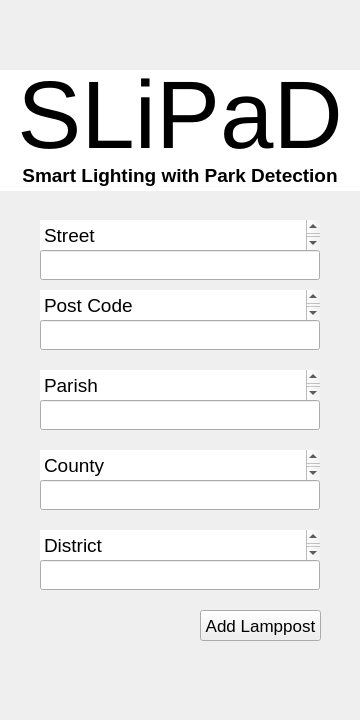
This is app/slipad/addLamp.ui in ESRGgroup9/slipad as Qt 5 draws it before an edit. The edited form follows.
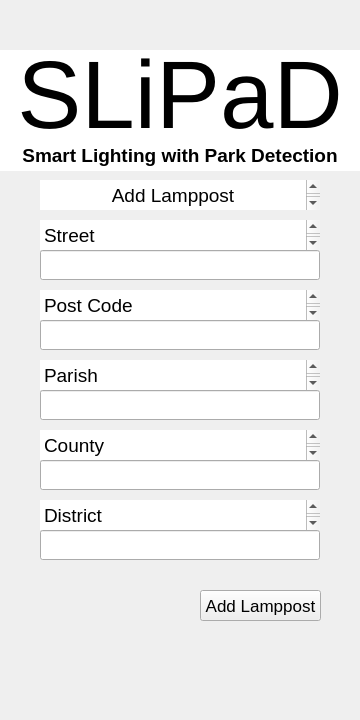
This is the edited form. Icons and pictures are not drawn.

Patch:
```diff
--- a/app/slipad/addLamp.ui
+++ b/app/slipad/addLamp.ui
@@ -595,7 +595,7 @@
     <property name="geometry">
      <rect>
       <x>0</x>
-      <y>70</y>
+      <y>50</y>
       <width>360</width>
       <height>101</height>
      </rect>
@@ -618,7 +618,7 @@
     <property name="geometry">
      <rect>
       <x>0</x>
-      <y>160</y>
+      <y>140</y>
       <width>360</width>
       <height>31</height>
      </rect>
@@ -2463,7 +2463,7 @@
     <property name="geometry">
      <rect>
       <x>200</x>
-      <y>610</y>
+      <y>590</y>
       <width>121</width>
       <height>31</height>
      </rect>
@@ -3089,7 +3089,7 @@
     <property name="geometry">
      <rect>
       <x>40</x>
-      <y>400</y>
+      <y>390</y>
       <width>280</width>
       <height>30</height>
      </rect>
@@ -3100,14 +3100,14 @@
      </font>
     </property>
     <property name="echoMode">
-     <enum>QLineEdit::Password</enum>
+     <enum>QLineEdit::Normal</enum>
     </property>
    </widget>
    <widget class="QTextBrowser" name="parish_txt">
     <property name="geometry">
      <rect>
       <x>40</x>
-      <y>370</y>
+      <y>360</y>
       <width>280</width>
       <height>30</height>
      </rect>
@@ -3713,7 +3713,7 @@
     <property name="geometry">
      <rect>
       <x>40</x>
-      <y>450</y>
+      <y>430</y>
       <width>280</width>
       <height>30</height>
      </rect>
@@ -4319,7 +4319,7 @@
     <property name="geometry">
      <rect>
       <x>40</x>
-      <y>480</y>
+      <y>460</y>
       <width>280</width>
       <height>30</height>
      </rect>
@@ -4330,36 +4330,36 @@
      </font>
     </property>
     <property name="echoMode">
-     <enum>QLineEdit::Password</enum>
+     <enum>QLineEdit::Normal</enum>
     </property>
    </widget>
    <widget class="QLineEdit" name="district">
     <property name="geometry">
      <rect>
       <x>40</x>
-      <y>560</y>
-      <width>280</width>
-      <height>30</height>
-     </rect>
-    </property>
-    <property name="font">
-     <font>
-      <pointsize>10</pointsize>
-     </font>
-    </property>
-    <property name="echoMode">
-     <enum>QLineEdit::Password</enum>
-    </property>
-   </widget>
-   <widget class="QTextBrowser" name="district_txt">
-    <property name="geometry">
-     <rect>
-      <x>40</x>
       <y>530</y>
       <width>280</width>
       <height>30</height>
      </rect>
     </property>
+    <property name="font">
+     <font>
+      <pointsize>10</pointsize>
+     </font>
+    </property>
+    <property name="echoMode">
+     <enum>QLineEdit::Normal</enum>
+    </property>
+   </widget>
+   <widget class="QTextBrowser" name="district_txt">
+    <property name="geometry">
+     <rect>
+      <x>40</x>
+      <y>500</y>
+      <width>280</width>
+      <height>30</height>
+     </rect>
+    </property>
     <property name="palette">
      <palette>
       <active>
@@ -4957,6 +4957,612 @@
      <set>Qt::LinksAccessibleByKeyboard|Qt::LinksAccessibleByMouse</set>
     </property>
    </widget>
+   <widget class="QTextBrowser" name="add_lamp_txt">
+    <property name="geometry">
+     <rect>
+      <x>40</x>
+      <y>180</y>
+      <width>280</width>
+      <height>30</height>
+     </rect>
+    </property>
+    <property name="palette">
+     <palette>
+      <active>
+       <colorrole role="WindowText">
+        <brush brushstyle="SolidPattern">
+         <color alpha="255">
+          <red>0</red>
+          <green>0</green>
+          <blue>0</blue>
+         </color>
+        </brush>
+       </colorrole>
+       <colorrole role="Button">
+        <brush brushstyle="SolidPattern">
+         <color alpha="255">
+          <red>239</red>
+          <green>239</green>
+          <blue>239</blue>
+         </color>
+        </brush>
+       </colorrole>
+       <colorrole role="Light">
+        <brush brushstyle="SolidPattern">
+         <color alpha="255">
+          <red>255</red>
+          <green>255</green>
+          <blue>255</blue>
+         </color>
+        </brush>
+       </colorrole>
+       <colorrole role="Midlight">
+        <brush brushstyle="SolidPattern">
+         <color alpha="255">
+          <red>202</red>
+          <green>202</green>
+          <blue>202</blue>
+         </color>
+        </brush>
+       </colorrole>
+       <colorrole role="Dark">
+        <brush brushstyle="SolidPattern">
+         <color alpha="255">
+          <red>159</red>
+          <green>159</green>
+          <blue>159</blue>
+         </color>
+        </brush>
+       </colorrole>
+       <colorrole role="Mid">
+        <brush brushstyle="SolidPattern">
+         <color alpha="255">
+          <red>184</red>
+          <green>184</green>
+          <blue>184</blue>
+         </color>
+        </brush>
+       </colorrole>
+       <colorrole role="Text">
+        <brush brushstyle="SolidPattern">
+         <color alpha="255">
+          <red>0</red>
+          <green>0</green>
+          <blue>0</blue>
+         </color>
+        </brush>
+       </colorrole>
+       <colorrole role="BrightText">
+        <brush brushstyle="SolidPattern">
+         <color alpha="255">
+          <red>255</red>
+          <green>255</green>
+          <blue>255</blue>
+         </color>
+        </brush>
+       </colorrole>
+       <colorrole role="ButtonText">
+        <brush brushstyle="SolidPattern">
+         <color alpha="255">
+          <red>0</red>
+          <green>0</green>
+          <blue>0</blue>
+         </color>
+        </brush>
+       </colorrole>
+       <colorrole role="Base">
+        <brush brushstyle="SolidPattern">
+         <color alpha="255">
+          <red>255</red>
+          <green>255</green>
+          <blue>255</blue>
+         </color>
+        </brush>
+       </colorrole>
+       <colorrole role="Window">
+        <brush brushstyle="SolidPattern">
+         <color alpha="255">
+          <red>255</red>
+          <green>255</green>
+          <blue>255</blue>
+         </color>
+        </brush>
+       </colorrole>
+       <colorrole role="Shadow">
+        <brush brushstyle="SolidPattern">
+         <color alpha="255">
+          <red>118</red>
+          <green>118</green>
+          <blue>118</blue>
+         </color>
+        </brush>
+       </colorrole>
+       <colorrole role="Highlight">
+        <brush brushstyle="SolidPattern">
+         <color alpha="255">
+          <red>48</red>
+          <green>140</green>
+          <blue>198</blue>
+         </color>
+        </brush>
+       </colorrole>
+       <colorrole role="HighlightedText">
+        <brush brushstyle="SolidPattern">
+         <color alpha="255">
+          <red>255</red>
+          <green>255</green>
+          <blue>255</blue>
+         </color>
+        </brush>
+       </colorrole>
+       <colorrole role="Link">
+        <brush brushstyle="SolidPattern">
+         <color alpha="255">
+          <red>0</red>
+          <green>0</green>
+          <blue>255</blue>
+         </color>
+        </brush>
+       </colorrole>
+       <colorrole role="LinkVisited">
+        <brush brushstyle="SolidPattern">
+         <color alpha="255">
+          <red>255</red>
+          <green>0</green>
+          <blue>255</blue>
+         </color>
+        </brush>
+       </colorrole>
+       <colorrole role="AlternateBase">
+        <brush brushstyle="SolidPattern">
+         <color alpha="255">
+          <red>247</red>
+          <green>247</green>
+          <blue>247</blue>
+         </color>
+        </brush>
+       </colorrole>
+       <colorrole role="NoRole">
+        <brush brushstyle="NoBrush">
+         <color alpha="255">
+          <red>0</red>
+          <green>0</green>
+          <blue>0</blue>
+         </color>
+        </brush>
+       </colorrole>
+       <colorrole role="ToolTipBase">
+        <brush brushstyle="SolidPattern">
+         <color alpha="255">
+          <red>255</red>
+          <green>255</green>
+          <blue>220</blue>
+         </color>
+        </brush>
+       </colorrole>
+       <colorrole role="ToolTipText">
+        <brush brushstyle="SolidPattern">
+         <color alpha="255">
+          <red>0</red>
+          <green>0</green>
+          <blue>0</blue>
+         </color>
+        </brush>
+       </colorrole>
+       <colorrole role="PlaceholderText">
+        <brush brushstyle="SolidPattern">
+         <color alpha="128">
+          <red>0</red>
+          <green>0</green>
+          <blue>0</blue>
+         </color>
+        </brush>
+       </colorrole>
+      </active>
+      <inactive>
+       <colorrole role="WindowText">
+        <brush brushstyle="SolidPattern">
+         <color alpha="255">
+          <red>0</red>
+          <green>0</green>
+          <blue>0</blue>
+         </color>
+        </brush>
+       </colorrole>
+       <colorrole role="Button">
+        <brush brushstyle="SolidPattern">
+         <color alpha="255">
+          <red>239</red>
+          <green>239</green>
+          <blue>239</blue>
+         </color>
+        </brush>
+       </colorrole>
+       <colorrole role="Light">
+        <brush brushstyle="SolidPattern">
+         <color alpha="255">
+          <red>255</red>
+          <green>255</green>
+          <blue>255</blue>
+         </color>
+        </brush>
+       </colorrole>
+       <colorrole role="Midlight">
+        <brush brushstyle="SolidPattern">
+         <color alpha="255">
+          <red>202</red>
+          <green>202</green>
+          <blue>202</blue>
+         </color>
+        </brush>
+       </colorrole>
+       <colorrole role="Dark">
+        <brush brushstyle="SolidPattern">
+         <color alpha="255">
+          <red>159</red>
+          <green>159</green>
+          <blue>159</blue>
+         </color>
+        </brush>
+       </colorrole>
+       <colorrole role="Mid">
+        <brush brushstyle="SolidPattern">
+         <color alpha="255">
+          <red>184</red>
+          <green>184</green>
+          <blue>184</blue>
+         </color>
+        </brush>
+       </colorrole>
+       <colorrole role="Text">
+        <brush brushstyle="SolidPattern">
+         <color alpha="255">
+          <red>0</red>
+          <green>0</green>
+          <blue>0</blue>
+         </color>
+        </brush>
+       </colorrole>
+       <colorrole role="BrightText">
+        <brush brushstyle="SolidPattern">
+         <color alpha="255">
+          <red>255</red>
+          <green>255</green>
+          <blue>255</blue>
+         </color>
+        </brush>
+       </colorrole>
+       <colorrole role="ButtonText">
+        <brush brushstyle="SolidPattern">
+         <color alpha="255">
+          <red>0</red>
+          <green>0</green>
+          <blue>0</blue>
+         </color>
+        </brush>
+       </colorrole>
+       <colorrole role="Base">
+        <brush brushstyle="SolidPattern">
+         <color alpha="255">
+          <red>255</red>
+          <green>255</green>
+          <blue>255</blue>
+         </color>
+        </brush>
+       </colorrole>
+       <colorrole role="Window">
+        <brush brushstyle="SolidPattern">
+         <color alpha="255">
+          <red>239</red>
+          <green>239</green>
+          <blue>239</blue>
+         </color>
+        </brush>
+       </colorrole>
+       <colorrole role="Shadow">
+        <brush brushstyle="SolidPattern">
+         <color alpha="255">
+          <red>118</red>
+          <green>118</green>
+          <blue>118</blue>
+         </color>
+        </brush>
+       </colorrole>
+       <colorrole role="Highlight">
+        <brush brushstyle="SolidPattern">
+         <color alpha="255">
+          <red>48</red>
+          <green>140</green>
+          <blue>198</blue>
+         </color>
+        </brush>
+       </colorrole>
+       <colorrole role="HighlightedText">
+        <brush brushstyle="SolidPattern">
+         <color alpha="255">
+          <red>255</red>
+          <green>255</green>
+          <blue>255</blue>
+         </color>
+        </brush>
+       </colorrole>
+       <colorrole role="Link">
+        <brush brushstyle="SolidPattern">
+         <color alpha="255">
+          <red>0</red>
+          <green>0</green>
+          <blue>255</blue>
+         </color>
+        </brush>
+       </colorrole>
+       <colorrole role="LinkVisited">
+        <brush brushstyle="SolidPattern">
+         <color alpha="255">
+          <red>255</red>
+          <green>0</green>
+          <blue>255</blue>
+         </color>
+        </brush>
+       </colorrole>
+       <colorrole role="AlternateBase">
+        <brush brushstyle="SolidPattern">
+         <color alpha="255">
+          <red>247</red>
+          <green>247</green>
+          <blue>247</blue>
+         </color>
+        </brush>
+       </colorrole>
+       <colorrole role="NoRole">
+        <brush brushstyle="NoBrush">
+         <color alpha="255">
+          <red>0</red>
+          <green>0</green>
+          <blue>0</blue>
+         </color>
+        </brush>
+       </colorrole>
+       <colorrole role="ToolTipBase">
+        <brush brushstyle="SolidPattern">
+         <color alpha="255">
+          <red>255</red>
+          <green>255</green>
+          <blue>220</blue>
+         </color>
+        </brush>
+       </colorrole>
+       <colorrole role="ToolTipText">
+        <brush brushstyle="SolidPattern">
+         <color alpha="255">
+          <red>0</red>
+          <green>0</green>
+          <blue>0</blue>
+         </color>
+        </brush>
+       </colorrole>
+       <colorrole role="PlaceholderText">
+        <brush brushstyle="SolidPattern">
+         <color alpha="128">
+          <red>0</red>
+          <green>0</green>
+          <blue>0</blue>
+         </color>
+        </brush>
+       </colorrole>
+      </inactive>
+      <disabled>
+       <colorrole role="WindowText">
+        <brush brushstyle="SolidPattern">
+         <color alpha="255">
+          <red>190</red>
+          <green>190</green>
+          <blue>190</blue>
+         </color>
+        </brush>
+       </colorrole>
+       <colorrole role="Button">
+        <brush brushstyle="SolidPattern">
+         <color alpha="255">
+          <red>239</red>
+          <green>239</green>
+          <blue>239</blue>
+         </color>
+        </brush>
+       </colorrole>
+       <colorrole role="Light">
+        <brush brushstyle="SolidPattern">
+         <color alpha="255">
+          <red>255</red>
+          <green>255</green>
+          <blue>255</blue>
+         </color>
+        </brush>
+       </colorrole>
+       <colorrole role="Midlight">
+        <brush brushstyle="SolidPattern">
+         <color alpha="255">
+          <red>202</red>
+          <green>202</green>
+          <blue>202</blue>
+         </color>
+        </brush>
+       </colorrole>
+       <colorrole role="Dark">
+        <brush brushstyle="SolidPattern">
+         <color alpha="255">
+          <red>190</red>
+          <green>190</green>
+          <blue>190</blue>
+         </color>
+        </brush>
+       </colorrole>
+       <colorrole role="Mid">
+        <brush brushstyle="SolidPattern">
+         <color alpha="255">
+          <red>184</red>
+          <green>184</green>
+          <blue>184</blue>
+         </color>
+        </brush>
+       </colorrole>
+       <colorrole role="Text">
+        <brush brushstyle="SolidPattern">
+         <color alpha="255">
+          <red>190</red>
+          <green>190</green>
+          <blue>190</blue>
+         </color>
+        </brush>
+       </colorrole>
+       <colorrole role="BrightText">
+        <brush brushstyle="SolidPattern">
+         <color alpha="255">
+          <red>255</red>
+          <green>255</green>
+          <blue>255</blue>
+         </color>
+        </brush>
+       </colorrole>
+       <colorrole role="ButtonText">
+        <brush brushstyle="SolidPattern">
+         <color alpha="255">
+          <red>190</red>
+          <green>190</green>
+          <blue>190</blue>
+         </color>
+        </brush>
+       </colorrole>
+       <colorrole role="Base">
+        <brush brushstyle="SolidPattern">
+         <color alpha="255">
+          <red>239</red>
+          <green>239</green>
+          <blue>239</blue>
+         </color>
+        </brush>
+       </colorrole>
+       <colorrole role="Window">
+        <brush brushstyle="SolidPattern">
+         <color alpha="255">
+          <red>255</red>
+          <green>255</green>
+          <blue>255</blue>
+         </color>
+        </brush>
+       </colorrole>
+       <colorrole role="Shadow">
+        <brush brushstyle="SolidPattern">
+         <color alpha="255">
+          <red>177</red>
+          <green>177</green>
+          <blue>177</blue>
+         </color>
+        </brush>
+       </colorrole>
+       <colorrole role="Highlight">
+        <brush brushstyle="SolidPattern">
+         <color alpha="255">
+          <red>145</red>
+          <green>145</green>
+          <blue>145</blue>
+         </color>
+        </brush>
+       </colorrole>
+       <colorrole role="HighlightedText">
+        <brush brushstyle="SolidPattern">
+         <color alpha="255">
+          <red>255</red>
+          <green>255</green>
+          <blue>255</blue>
+         </color>
+        </brush>
+       </colorrole>
+       <colorrole role="Link">
+        <brush brushstyle="SolidPattern">
+         <color alpha="255">
+          <red>0</red>
+          <green>0</green>
+          <blue>255</blue>
+         </color>
+        </brush>
+       </colorrole>
+       <colorrole role="LinkVisited">
+        <brush brushstyle="SolidPattern">
+         <color alpha="255">
+          <red>255</red>
+          <green>0</green>
+          <blue>255</blue>
+         </color>
+        </brush>
+       </colorrole>
+       <colorrole role="AlternateBase">
+        <brush brushstyle="SolidPattern">
+         <color alpha="255">
+          <red>247</red>
+          <green>247</green>
+          <blue>247</blue>
+         </color>
+        </brush>
+       </colorrole>
+       <colorrole role="NoRole">
+        <brush brushstyle="NoBrush">
+         <color alpha="255">
+          <red>0</red>
+          <green>0</green>
+          <blue>0</blue>
+         </color>
+        </brush>
+       </colorrole>
+       <colorrole role="ToolTipBase">
+        <brush brushstyle="SolidPattern">
+         <color alpha="255">
+          <red>255</red>
+          <green>255</green>
+          <blue>220</blue>
+         </color>
+        </brush>
+       </colorrole>
+       <colorrole role="ToolTipText">
+        <brush brushstyle="SolidPattern">
+         <color alpha="255">
+          <red>0</red>
+          <green>0</green>
+          <blue>0</blue>
+         </color>
+        </brush>
+       </colorrole>
+       <colorrole role="PlaceholderText">
+        <brush brushstyle="SolidPattern">
+         <color alpha="128">
+          <red>0</red>
+          <green>0</green>
+          <blue>0</blue>
+         </color>
+        </brush>
+       </colorrole>
+      </disabled>
+     </palette>
+    </property>
+    <property name="mouseTracking">
+     <bool>false</bool>
+    </property>
+    <property name="accessibleName">
+     <string/>
+    </property>
+    <property name="frameShape">
+     <enum>QFrame::NoFrame</enum>
+    </property>
+    <property name="html">
+     <string>&lt;!DOCTYPE HTML PUBLIC &quot;-//W3C//DTD HTML 4.0//EN&quot; &quot;http://www.w3.org/TR/REC-html40/strict.dtd&quot;&gt;
+&lt;html&gt;&lt;head&gt;&lt;meta name=&quot;qrichtext&quot; content=&quot;1&quot; /&gt;&lt;meta charset=&quot;utf-8&quot; /&gt;&lt;style type=&quot;text/css&quot;&gt;
+p, li { white-space: pre-wrap; }
+&lt;/style&gt;&lt;/head&gt;&lt;body style=&quot; font-family:'Ubuntu'; font-size:11pt; font-weight:400; font-style:normal;&quot;&gt;
+&lt;p align=&quot;center&quot; style=&quot; margin-top:0px; margin-bottom:0px; margin-left:0px; margin-right:0px; -qt-block-indent:0; text-indent:0px;&quot;&gt;&lt;span style=&quot; font-size:14pt;&quot;&gt;Add Lamppost&lt;/span&gt;&lt;/p&gt;&lt;/body&gt;&lt;/html&gt;</string>
+    </property>
+    <property name="textInteractionFlags">
+     <set>Qt::LinksAccessibleByKeyboard|Qt::LinksAccessibleByMouse</set>
+    </property>
+   </widget>
   </widget>
  </widget>
  <resources>
```
Left out of the diff: 8 changed lines with no effect on the pictures.
